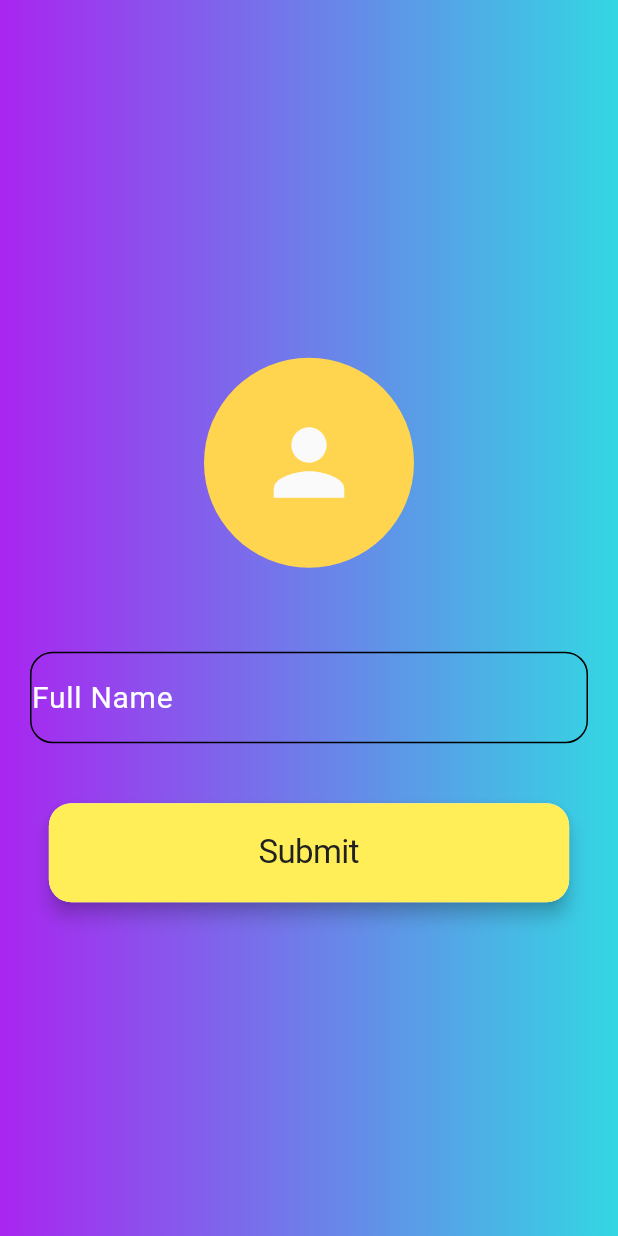
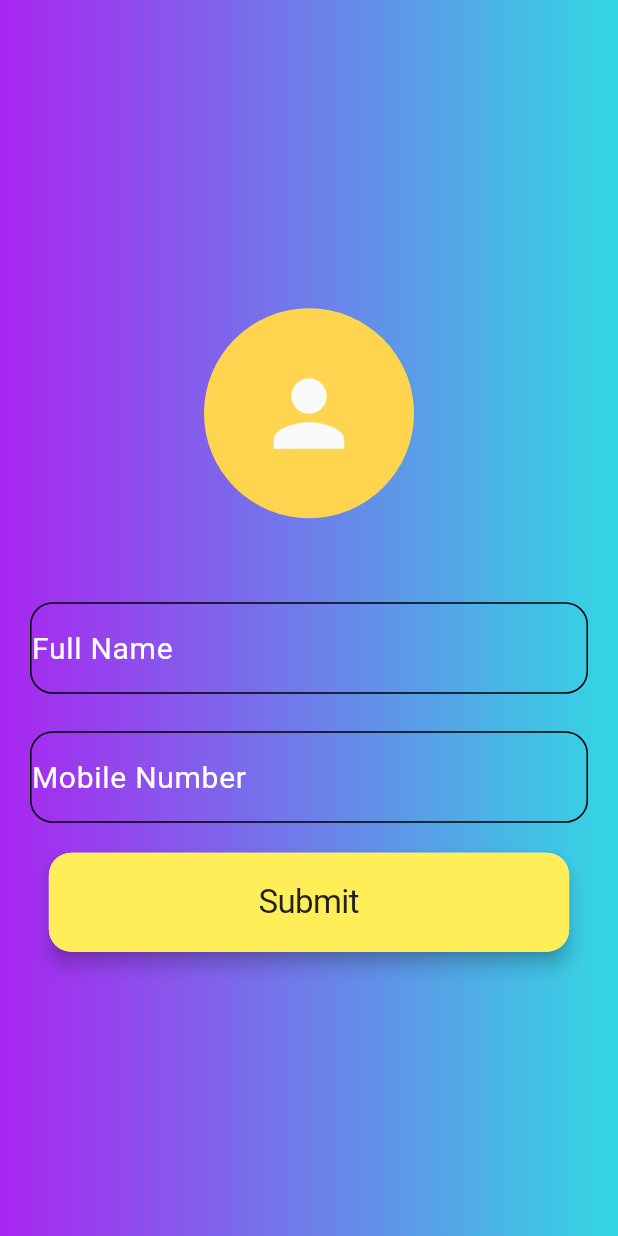
Before and after one commit to itsmealan2000/Videoconference_group1, a Flutter app: the CompleteProfile screen opened directly, on a phone screen of 412 x 824 dp. Run offline on Flutter 3.47's test engine with Material 3 defaults, Android fonts, the phone set to English and light mode, and no system bars; our stand-ins replace firebase_auth, firebase_core; accounts and stored records are empty.

Commit message:
mobile number added

```diff
--- a/lib/auth/complete_profile.dart
+++ b/lib/auth/complete_profile.dart
@@ -11,6 +11,7 @@ class CompleteProfile extends StatefulWidget {
 
 class _CompleteProfileState extends State<CompleteProfile> {
   TextEditingController fullnameController = TextEditingController();
+  TextEditingController numberController = TextEditingController();
 
   void checkValues(){
     Navigator.push(context, MaterialPageRoute(builder: (context) => const HomePage(),));
@@ -59,6 +60,22 @@ class _CompleteProfileState extends State<CompleteProfile> {
                       labelStyle: TextStyle(fontSize: 20, color: Colors.white)),
                 ),
               ),
+
+                   Container(
+                margin: const EdgeInsets.only(top: 5,left: 20,right: 20),
+                decoration: BoxDecoration(
+                    border: Border.all(width: 1, color: Colors.black),
+                    borderRadius: BorderRadius.circular(15)),
+                child: TextField(
+                  style: TextStyle(color: Colors.grey.shade50),
+                  obscureText: false,
+                  controller: numberController,
+                  decoration: const InputDecoration(
+                      border: InputBorder.none,
+                      label: Text("Mobile Number"),
+                      labelStyle: TextStyle(fontSize: 20, color: Colors.white)),
+                ),
+              ),
               const SizedBox(height: 20,),
                  Material(
                 elevation: 5,
--- a/lib/auth/login_page.dart
+++ b/lib/auth/login_page.dart
@@ -1,8 +1,10 @@
 // ignore_for_file: use_build_context_synchronously
+
 
 import 'package:firebase_auth/firebase_auth.dart';
 import 'package:flutter/cupertino.dart';
 import 'package:flutter/material.dart';
+
 import 'package:videoconference/pages/home_page.dart';
 import 'package:videoconference/auth/signup_page.dart';
 
@@ -37,7 +39,8 @@ class _LoginPageState extends State<LoginPage> {
     }
 
     if (credential!=null) {
-      //String uid=credential.user!.uid;
+
+
       Navigator.pushReplacement(context, MaterialPageRoute(builder: (context) => const HomePage(),));
     }
   }
--- a/pubspec.yaml
+++ b/pubspec.yaml
@@ -37,6 +37,7 @@ dependencies:
   cupertino_icons: ^1.0.8
   firebase_core: ^3.4.0
   firebase_auth: ^5.2.0
+  cloud_firestore: ^5.4.1
 
 dev_dependencies:
   flutter_test:
```
Also changed, not shown: pubspec.lock, 3 other files.
